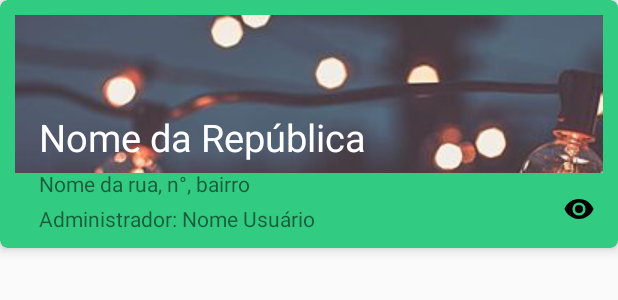
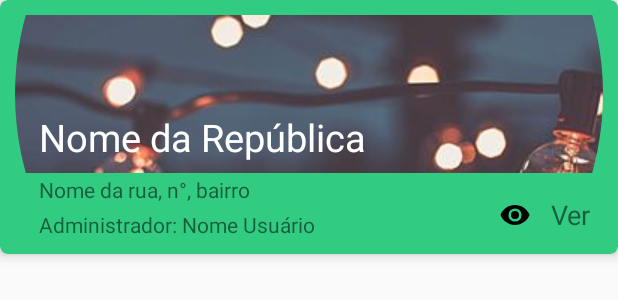
Before and after one commit to dsgeverton/Relp, an Android app: the layout card_republica.xml on its own in the app's theme, with its tools: preview values and no code run, on a phone screen of 412 x 824 dp. Shown: the top 300 px of the screen. Run offline under Robolectric (Android 15) with nearby library versions, the phone set to English and light mode, and no system bars.

Commit message:
Edição do CardView de visualização de informações da república

```diff
--- /dev/null
+++ b/app/src/main/res/drawable/corner_image.xml
@@ -0,0 +1,11 @@
+<?xml version="1.0" encoding="utf-8"?>
+<shape xmlns:android="http://schemas.android.com/apk/res/android"
+    android:innerRadiusRatio="2"
+    android:shape="ring"
+    android:thicknessRatio="1"
+    android:useLevel="false">
+    <gradient
+        android:type="radial"
+        android:gradientRadius="8dp"
+        android:endColor="@color/appSecondaryDark"/>
+</shape>
--- a/app/src/main/res/layout/card_republica.xml
+++ b/app/src/main/res/layout/card_republica.xml
@@ -22,6 +22,7 @@
             android:contentDescription="Imagem da republica"
             android:cropToPadding="false"
             android:scaleType="matrix"
+            android:foreground="@drawable/corner_image"
             app:layout_constraintBottom_toBottomOf="parent"
             app:layout_constraintEnd_toEndOf="parent"
             app:layout_constraintStart_toStartOf="parent"
@@ -29,13 +30,34 @@
             app:layout_constraintVertical_bias="0.0"
             app:srcCompat="@drawable/teste" />
 
-        <ImageView
-            android:id="@+id/imageViewDetalhes"
+
+        <LinearLayout
             android:layout_width="wrap_content"
             android:layout_height="wrap_content"
             app:layout_constraintBottom_toBottomOf="parent"
             app:layout_constraintEnd_toEndOf="parent"
-            app:srcCompat="@drawable/ic_visualizacao" />
+            android:gravity="center_vertical"
+            android:orientation="horizontal"
+            >
+
+            <ImageView
+                android:id="@+id/imageViewDetalhes"
+                android:layout_width="wrap_content"
+                android:layout_height="wrap_content"
+                app:layout_constraintBottom_toBottomOf="parent"
+                app:layout_constraintEnd_toEndOf="parent"
+                app:srcCompat="@drawable/ic_visualizacao"/>
+
+            <TextView
+                android:layout_width="wrap_content"
+                android:layout_height="wrap_content"
+                android:layout_marginEnd="8dp"
+                android:layout_marginStart="8dp"
+                android:text="Ver"
+                android:gravity="left"
+                android:textSize="18sp" />
+
+        </LinearLayout>
 
         <TextView
             android:id="@+id/textViewNomeRepublica"
@@ -56,7 +78,7 @@
             android:layout_width="wrap_content"
             android:layout_height="wrap_content"
             android:layout_marginStart="16dp"
-            android:layout_marginTop="4dp"
+            android:layout_marginTop="8dp"
             android:text="Nome da rua, n°, bairro"
             app:layout_constraintStart_toStartOf="parent"
             app:layout_constraintTop_toBottomOf="@+id/textViewNomeRepublica" />
```
